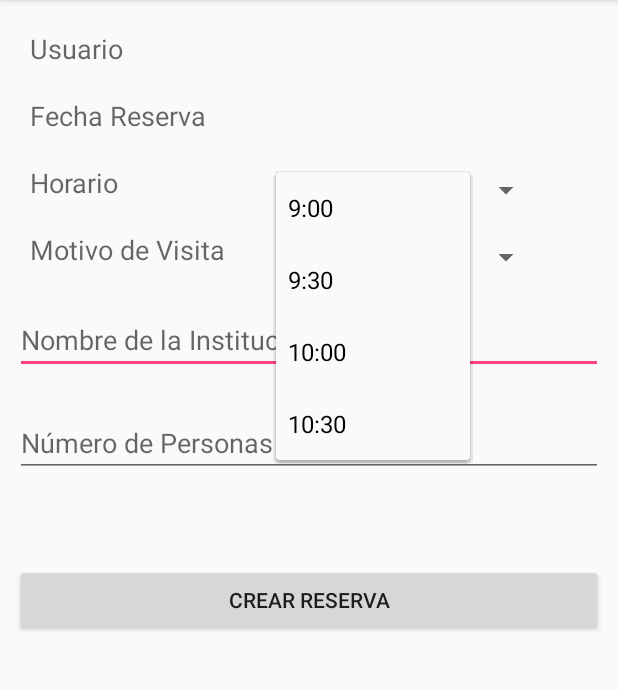
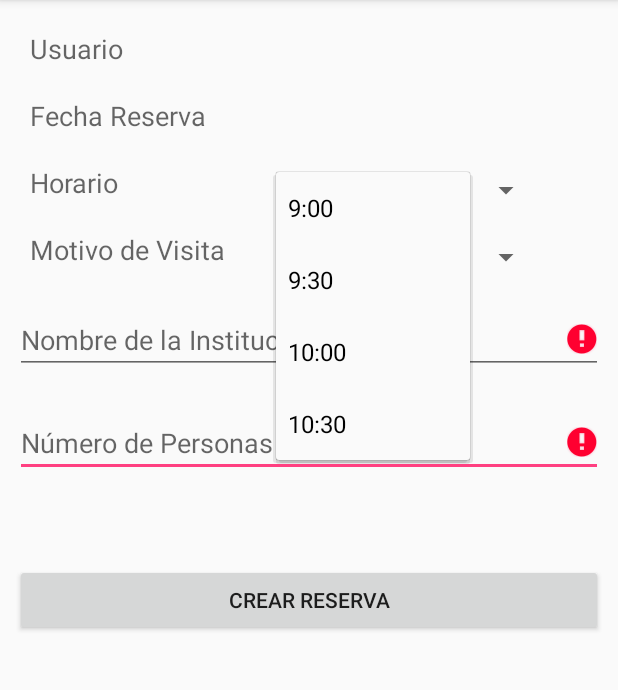
Before and after one commit to AndresSal/Proyecto-Aplicaciones-M-viles, an Android app: the MeetingCreateActivity screen opened directly, with no data from a screen before it, after a tap on "9:00", on a phone screen of 412 x 824 dp, the part 84-774 px from its top. Run offline under Robolectric (Android 15) with nearby library versions, the phone set to English and light mode, and no system bars; our stand-ins replace Volley; 2 statements that could not run were skipped; 3 other taps on this screen came first.

```diff
--- a/app/src/main/java/com/example/user/museoepn/MeetingCreateActivity.java
+++ b/app/src/main/java/com/example/user/museoepn/MeetingCreateActivity.java
@@ -9,44 +9,67 @@ import android.graphics.drawable.ColorDrawable;
 import android.support.annotation.NonNull;
 import android.support.v7.app.AppCompatActivity;
 import android.os.Bundle;
+import android.text.TextUtils;
 import android.view.View;
 import android.widget.AdapterView;
+import android.widget.Button;
 import android.widget.CalendarView;
 import android.widget.DatePicker;
 import android.widget.EditText;
+import android.widget.RadioButton;
+import android.widget.RadioGroup;
 import android.widget.Spinner;
 import android.widget.TextView;
 import android.widget.Toast;
 
+import com.android.volley.AuthFailureError;
+import com.android.volley.Request;
+import com.android.volley.Response;
+import com.android.volley.VolleyError;
+import com.android.volley.toolbox.StringRequest;
+
+import org.json.JSONException;
+import org.json.JSONObject;
 import org.w3c.dom.Text;
 
 import java.util.Calendar;
 import java.util.Date;
+import java.util.HashMap;
+import java.util.Map;
 
 public class MeetingCreateActivity extends AppCompatActivity  {
 
-   private TextView dateMet,name;
-   private static final String TAG = "MeetingCreateActivity";
-   private  DatePickerDialog.OnDateSetListener DateSetListener;
-   private Spinner spinner;
-   private EditText txtinstitucion;
+    private static final String TAG = "MeetingCreateActivity";
+    private TextView fecha, username;
+    private  DatePickerDialog.OnDateSetListener DateSetListener;
+    private RadioGroup horario;
+    private Spinner motivo;
+    private EditText nombre_institucion, num_personas;
+    private Button btnReserva;
 
 
     @Override
     protected void onCreate(Bundle savedInstanceState) {
         super.onCreate(savedInstanceState);
         setContentView(R.layout.activity_meeting_create);
-        spinner = (Spinner) findViewById(R.id.spinnerVisita);
-        txtinstitucion = (EditText) findViewById(R.id.txtInstitucion);
+        username = (TextView) findViewById(R.id.mettxtUsername);
+        fecha = (TextView) findViewById(R.id.mettxtDatePicked);
+        horario = (RadioGroup) findViewById(R.id.radioHour);
+        motivo = (Spinner) findViewById(R.id.spinnerVisita);
+        nombre_institucion = (EditText) findViewById(R.id.txtInstitucion);
+        num_personas = (EditText) findViewById(R.id.txtPersonas);
+        btnReserva = (Button)findViewById(R.id.btnCrearReserva);
 
-        name = (TextView) findViewById(R.id.mettxtUsername);
-        dateMet = (TextView) findViewById(R.id.mettxtDatePicked);
+        if(!SharedPrefManager.getInstance(this).isLoggedIn()){
+            finish();
+            startActivity(new Intent(this,LogInActivity.class));
+        }
+
         User user = SharedPrefManager.getInstance(this).getUser();
-        name.setText(user.getUsername());
+        username.setText(user.getUsername());
         Intent incomingIntent = getIntent();
         String date = incomingIntent.getStringExtra("date");
-        dateMet.setText(date);
-
+        fecha.setText(date);
 
         findViewById(R.id.mettxtDatePicked).setOnClickListener(new View.OnClickListener() {
             @Override
@@ -73,24 +96,110 @@ public class MeetingCreateActivity extends AppCompatActivity  {
             public void onDateSet(DatePicker datePicker, int year, int month, int day) {
 
                 String date = day +"/"+(month+1)+"/"+year;
-                dateMet.setText(date);
+                fecha.setText(date);
             }
         };
-        spinner.setOnItemSelectedListener(new AdapterView.OnItemSelectedListener() {
+
+        motivo.setOnItemSelectedListener(new AdapterView.OnItemSelectedListener() {
             public void onItemSelected(AdapterView<?> parent, View view, int pos, long id) {
                 Object item = parent.getItemAtPosition(pos);
                 if(item.equals("educativo")){
-                    txtinstitucion.setVisibility(View.VISIBLE);
+                    nombre_institucion.setVisibility(View.VISIBLE);
                 }
                 else{
-                    txtinstitucion.setVisibility(View.GONE);
+                    nombre_institucion.setVisibility(View.GONE);
                 }
             }
             public void onNothingSelected(AdapterView<?> parent) {
             }
         });
 
+        btnReserva.setOnClickListener(new View.OnClickListener() {
+            @Override
+            public void onClick(View view) {
+                registerNewMeeting();
+            }
+        });
 
+    }
+
+    private void registerNewMeeting(){
+
+        //definir cada uno de las columnas del a ser llenadas
+
+        final String _username=username.getText().toString().trim();
+        final String _email = SharedPrefManager.getInstance(this).getUser().getEmail();
+        final String _fecha = fecha.getText().toString().trim();
+        final String _horario = ((RadioButton)findViewById(horario.getCheckedRadioButtonId())).getText().toString();
+        final String _motivo = String.valueOf((motivo.getSelectedItem()));
+        final String _nombre_institucion = nombre_institucion.getText().toString().trim();
+        final String _num_personas = num_personas.getText().toString().trim();
+
+        //definir condiciones en el ingreso de datos
+        if(TextUtils.isEmpty(_nombre_institucion)){
+            nombre_institucion.setError("Por favor ingrese el nombre de la institución");
+            nombre_institucion.requestFocus();
+        }
+        if(TextUtils.isEmpty(_num_personas)){
+            num_personas.setError("Por favor ingrese el número de personas");
+            num_personas.requestFocus();
+        }
+
+        StringRequest SR = new StringRequest(Request.Method.POST, URLs.URL_NEW_MEET, new Response.Listener<String>() {
+            @Override
+            public void onResponse(String response) {
+                try {
+                    JSONObject obj = new JSONObject(response);
+
+                    //en caso de una consulta exitosa
+                    if(!obj.getBoolean("error")){
+                        Toast.makeText(getApplicationContext(), obj.getString("message"), Toast.LENGTH_SHORT).show();
+                        JSONObject meetingJSON = obj.getJSONObject("reserva");
+                        Meeting meeting = new Meeting(
+                                meetingJSON.getInt("id_reserva"),
+                                meetingJSON.getString("username"),
+                                meetingJSON.getString("email"),
+                                meetingJSON.getString("fecha"),
+                                meetingJSON.getString("horario"),
+                                meetingJSON.getString("motivo"),
+                                meetingJSON.getString("nombre_institucion"),
+                                meetingJSON.getString("num_personas"));
+
+                        //guardar en el SharedPrefManager el meeting creado
+                        SharedPrefManager.getInstance(getApplicationContext()).meetingUser(meeting);
+
+                        finish();
+                        startActivity(new Intent(getApplicationContext(),MeetingListActivity.class));
+                    }
+                    else{
+                        Toast.makeText(getApplicationContext(),obj.getString("message"),Toast.LENGTH_SHORT).show();
+                    }
+                } catch (JSONException e) {
+                    e.printStackTrace();
+                }
+            }
+        }, new Response.ErrorListener() {
+            @Override
+            public void onErrorResponse(VolleyError error) {
+
+            }
+        })
+        {
+            @Override
+            protected Map<String, String> getParams() throws AuthFailureError {
+                Map<String, String> params = new HashMap<>();
+                params.put("username",_username);
+                params.put("email",_email);
+                params.put("fecha",_fecha);
+                params.put("horario",_horario);
+                params.put("motivo",_motivo);
+                params.put("nombre_institucion",_nombre_institucion);
+                params.put("num_personas",_num_personas);
+                return params;
+            }
+        };
+
+        VolleySingleton.getInstance(this).addToRequestQueue(SR);
     }
 
 
@@ -98,6 +207,4 @@ public class MeetingCreateActivity extends AppCompatActivity  {
 
 
 
-
-
 }
```
Also changed, not shown: 1 other file.
